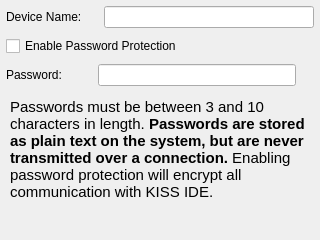
kipr/botui, file ui/CommunicationSettingsWidget.ui: the form before one commit.
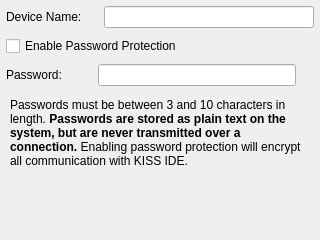
The form after the commit. Icons and pictures are not drawn. Custom widgets are drawn as their Qt base class.

Commit message: Testing font sizing

```diff
--- a/ui/CommunicationSettingsWidget.ui
+++ b/ui/CommunicationSettingsWidget.ui
@@ -162,7 +162,10 @@
 &lt;html&gt;&lt;head&gt;&lt;meta name=&quot;qrichtext&quot; content=&quot;1&quot; /&gt;&lt;style type=&quot;text/css&quot;&gt;
 p, li { white-space: pre-wrap; }
 &lt;/style&gt;&lt;/head&gt;&lt;body style=&quot; font-family:'Lucida Grande'; font-size:13pt; font-weight:400; font-style:normal;&quot;&gt;
-&lt;p style=&quot; margin-top:0px; margin-bottom:0px; margin-left:0px; margin-right:0px; -qt-block-indent:0; text-indent:0px;&quot;&gt;&lt;span style=&quot; font-size:11pt;&quot;&gt;Passwords must be between 3 and 10 characters in length. &lt;/span&gt;&lt;span style=&quot; font-size:11pt; font-weight:600;&quot;&gt;Passwords are stored as plain text on the system, but are never transmitted over a connection. &lt;/span&gt;&lt;span style=&quot; font-size:11pt;&quot;&gt;Enabling password protection will encrypt all communication with KISS IDE.&lt;/span&gt;&lt;/p&gt;&lt;/body&gt;&lt;/html&gt;</string>
+&lt;p style=&quot; margin-top:0px; margin-bottom:0px; margin-left:0px; margin-right:0px; -qt-block-indent:0; text-indent:0px;&quot;&gt;&lt;span style=&quot; font-size:9pt;&quot;&gt;Passwords must be between 3 and 10 characters in length. &lt;/span&gt;&lt;span style=&quot; font-size:9pt; font-weight:600;&quot;&gt;Passwords are stored as plain text on the system, but are never transmitted over a connection. &lt;/span&gt;&lt;span style=&quot; font-size:9pt;&quot;&gt;Enabling password protection will encrypt all communication with KISS IDE.&lt;/span&gt;&lt;/p&gt;&lt;/body&gt;&lt;/html&gt;</string>
+     </property>
+     <property name="textInteractionFlags">
+      <set>Qt::NoTextInteraction</set>
      </property>
     </widget>
    </item>
```
